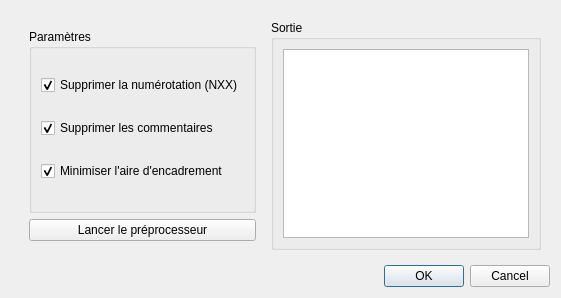
First picture: the form in sivicncdriver/ui/preprocessor_window.ui, repository Klafyvel/SiviCNCDriver, before the edit.
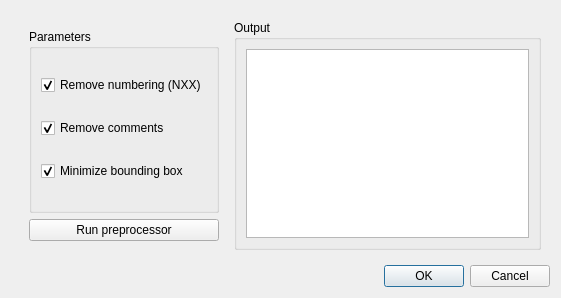
Second picture: the form after the edit. Icons and pictures are not drawn.

Commit message: Ui en anglais

Diff of the .ui file:
```diff
--- a/sivicncdriver/ui/preprocessor_window.ui
+++ b/sivicncdriver/ui/preprocessor_window.ui
@@ -30,13 +30,13 @@
          <item>
           <widget class="QGroupBox" name="groupBox">
            <property name="title">
-            <string>Paramètres</string>
+            <string>Parameters</string>
            </property>
            <layout class="QVBoxLayout" name="verticalLayout">
             <item>
              <widget class="QCheckBox" name="chk_del_num">
               <property name="text">
-               <string>Supprimer la numérotation (NXX)</string>
+               <string>Remove numbering (NXX)</string>
               </property>
               <property name="checked">
                <bool>true</bool>
@@ -46,7 +46,7 @@
             <item>
              <widget class="QCheckBox" name="chk_del_comments">
               <property name="text">
-               <string>Supprimer les commentaires</string>
+               <string>Remove comments</string>
               </property>
               <property name="checked">
                <bool>true</bool>
@@ -59,7 +59,7 @@
                <string/>
               </property>
               <property name="text">
-               <string>Minimiser l'aire d'encadrement</string>
+               <string>Minimize bounding box</string>
               </property>
               <property name="checked">
                <bool>true</bool>
@@ -72,7 +72,7 @@
          <item>
           <widget class="QPushButton" name="btn_run_preproc">
            <property name="text">
-            <string>Lancer le préprocesseur</string>
+            <string>Run preprocessor</string>
            </property>
            <property name="icon">
             <iconset resource="ressources.qrc">
@@ -86,7 +86,7 @@
       <item>
        <widget class="QGroupBox" name="groupBox_2">
         <property name="title">
-         <string>Sortie</string>
+         <string>Output</string>
         </property>
         <layout class="QVBoxLayout" name="verticalLayout_2">
          <item>
```
The commit also changes 7 other files.
